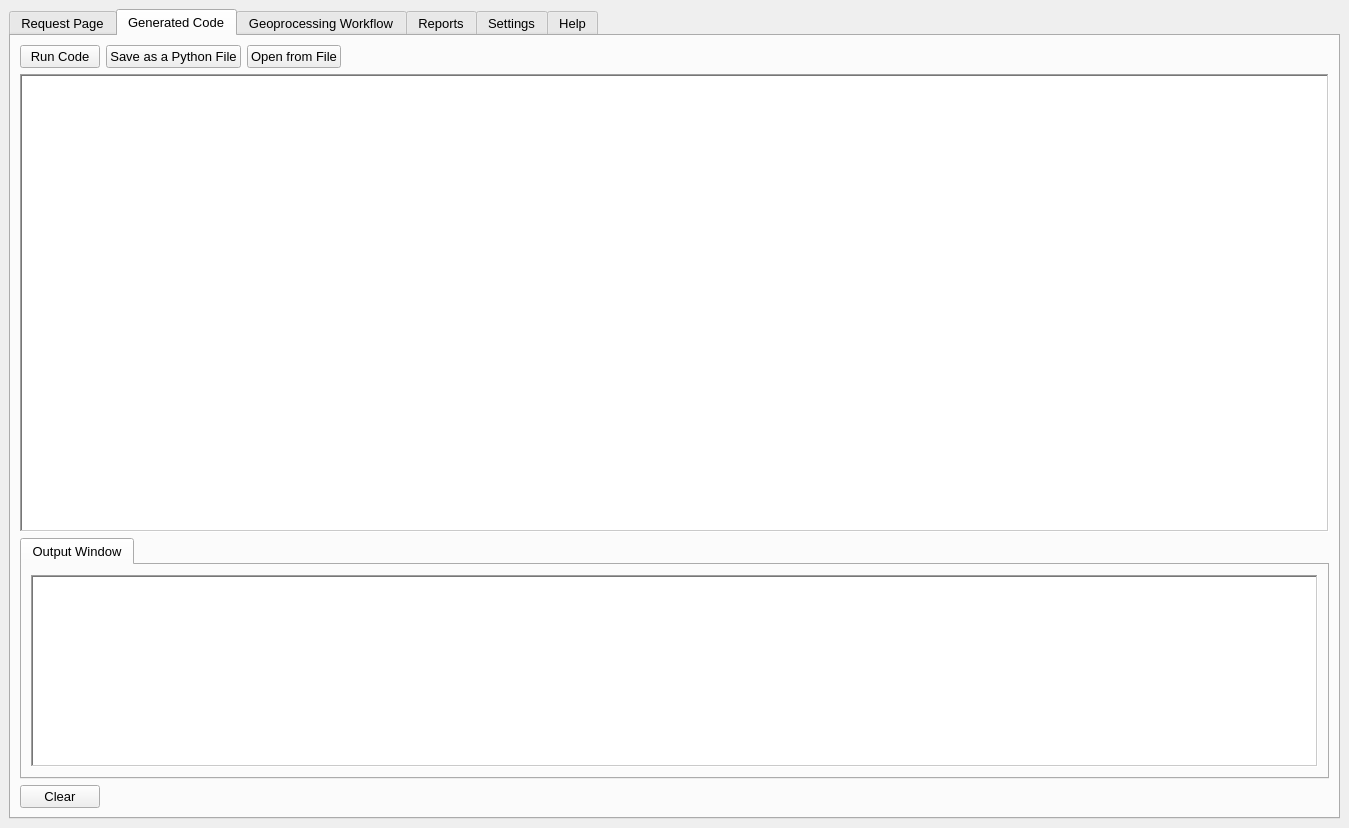
Old version of the form SpatialAnalysisAgent_dockwidget_base.ui in the repository xiaobing318/SpatialAnalysisAgent.
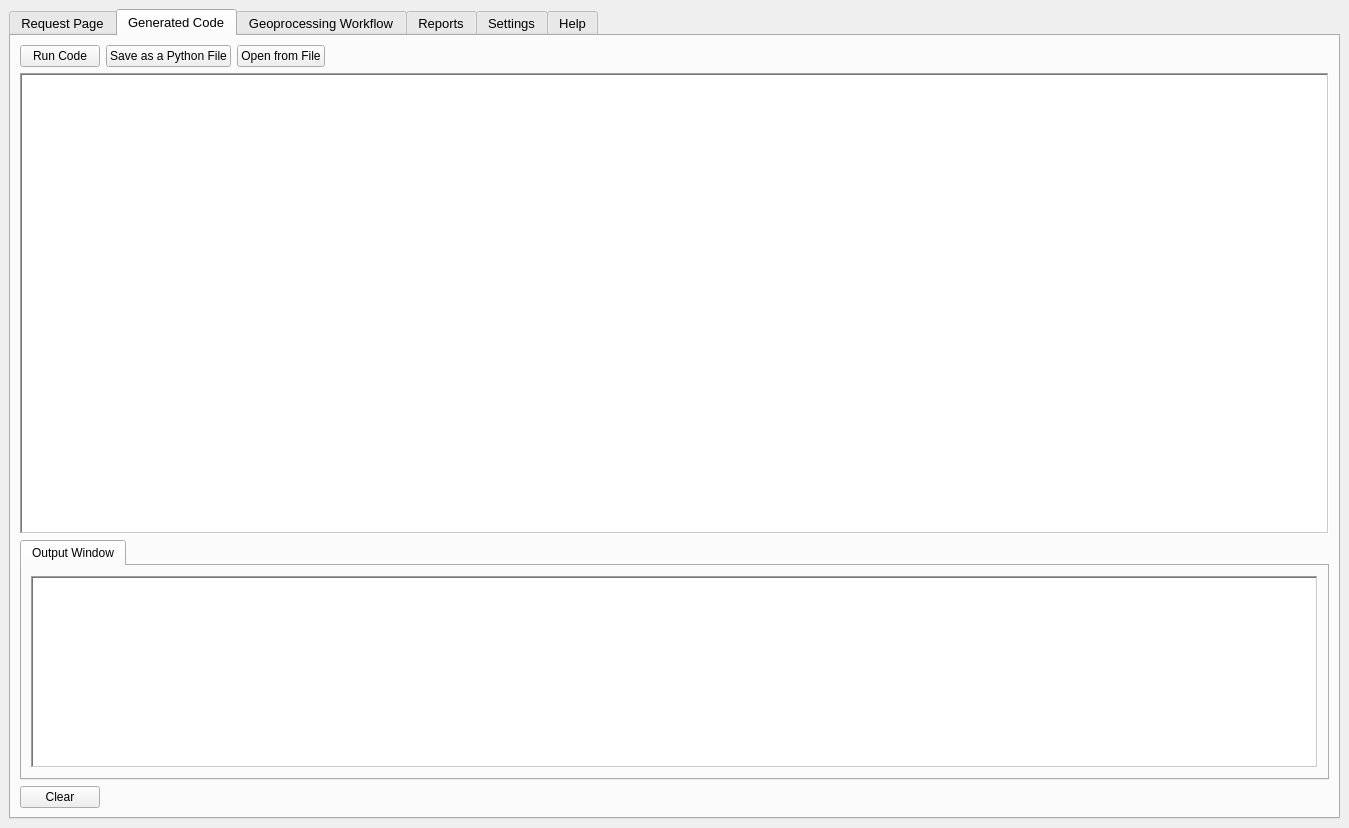
New version of the form. Custom widgets are drawn as their Qt base class.

What changed in the file:
```diff
--- a/SpatialAnalysisAgent_dockwidget_base.ui
+++ b/SpatialAnalysisAgent_dockwidget_base.ui
@@ -348,6 +348,11 @@
          <layout class="QHBoxLayout" name="horizontalLayout_2">
           <item>
            <widget class="QPushButton" name="Run_Generated_code">
+            <property name="font">
+             <font>
+              <pointsize>9</pointsize>
+             </font>
+            </property>
             <property name="text">
              <string>Run Code</string>
             </property>
@@ -355,6 +360,11 @@
           </item>
           <item>
            <widget class="QPushButton" name="save_code_button">
+            <property name="font">
+             <font>
+              <pointsize>9</pointsize>
+             </font>
+            </property>
             <property name="text">
              <string>Save as a Python File</string>
             </property>
@@ -362,6 +372,11 @@
           </item>
           <item>
            <widget class="QPushButton" name="open_code_button">
+            <property name="font">
+             <font>
+              <pointsize>9</pointsize>
+             </font>
+            </property>
             <property name="text">
              <string>Open from File</string>
             </property>
@@ -405,10 +420,20 @@
               <verstretch>0</verstretch>
              </sizepolicy>
             </property>
+            <property name="font">
+             <font>
+              <pointsize>9</pointsize>
+             </font>
+            </property>
             <property name="currentIndex">
              <number>0</number>
             </property>
             <widget class="QWidget" name="tab_5">
+             <property name="font">
+              <font>
+               <pointsize>9</pointsize>
+              </font>
+             </property>
              <attribute name="title">
               <string>Output Window</string>
              </attribute>
@@ -446,6 +471,11 @@
                 <height>35</height>
                </size>
               </property>
+              <property name="font">
+               <font>
+                <pointsize>9</pointsize>
+               </font>
+              </property>
               <property name="text">
                <string>Clear</string>
               </property>
```
